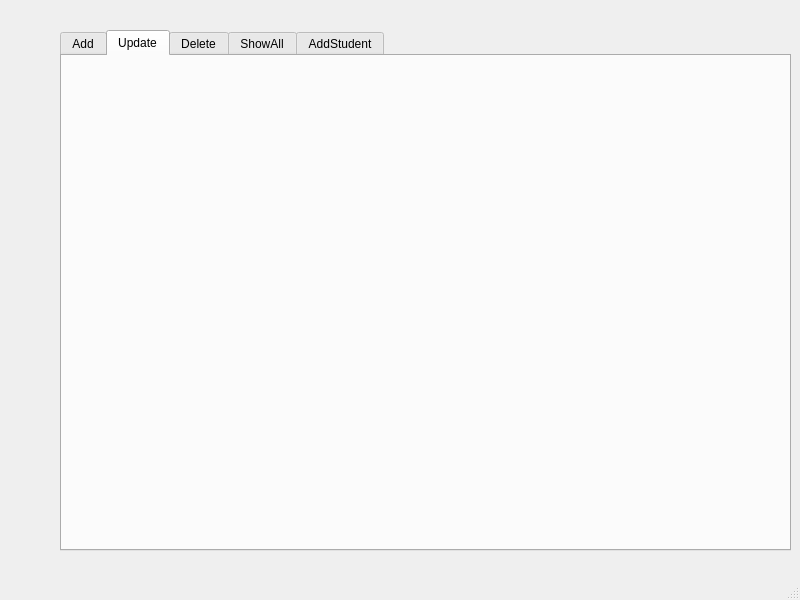
First picture: the form in app/view/HomeAmin.ui, repository huynhngoanhthai/python_project, before the edit.
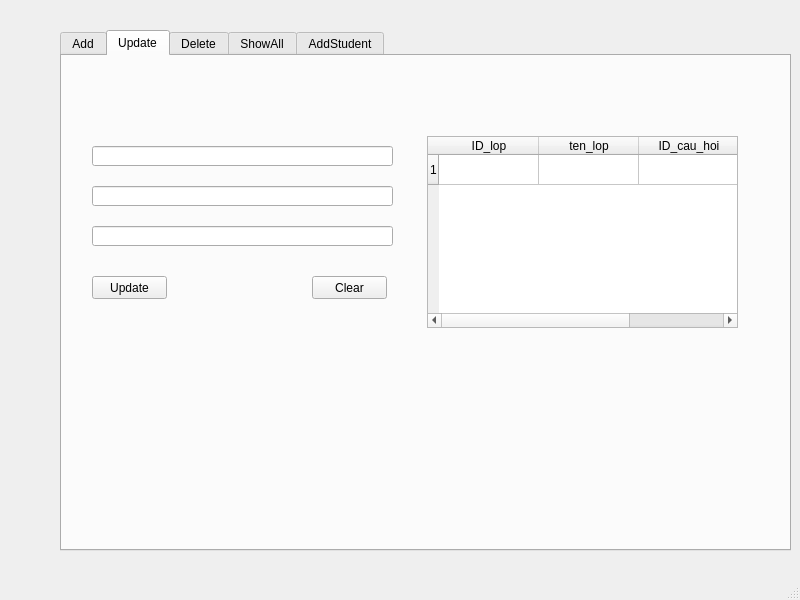
Second picture: the form after the edit. The open tabs and pages were chosen to show the change.

Patch:
```diff
--- a/app/view/HomeAmin.ui
+++ b/app/view/HomeAmin.ui
@@ -23,6 +23,12 @@
       <height>521</height>
      </rect>
     </property>
+    <property name="tabPosition">
+     <enum>QTabWidget::North</enum>
+    </property>
+    <property name="tabShape">
+     <enum>QTabWidget::Rounded</enum>
+    </property>
     <property name="currentIndex">
      <number>0</number>
     </property>
@@ -100,6 +106,95 @@
      <attribute name="title">
       <string>Update</string>
      </attribute>
+     <widget class="QPushButton" name="UpdateClass">
+      <property name="geometry">
+       <rect>
+        <x>30</x>
+        <y>220</y>
+        <width>75</width>
+        <height>23</height>
+       </rect>
+      </property>
+      <property name="text">
+       <string>Update</string>
+      </property>
+     </widget>
+     <widget class="QPushButton" name="Clear_update">
+      <property name="geometry">
+       <rect>
+        <x>250</x>
+        <y>220</y>
+        <width>75</width>
+        <height>23</height>
+       </rect>
+      </property>
+      <property name="text">
+       <string>Clear</string>
+      </property>
+     </widget>
+     <widget class="QTableWidget" name="Suggest">
+      <property name="geometry">
+       <rect>
+        <x>365</x>
+        <y>80</y>
+        <width>311</width>
+        <height>192</height>
+       </rect>
+      </property>
+      <property name="layoutDirection">
+       <enum>Qt::LeftToRight</enum>
+      </property>
+      <row>
+       <property name="text">
+        <string>1</string>
+       </property>
+      </row>
+      <column>
+       <property name="text">
+        <string>ID_lop</string>
+       </property>
+      </column>
+      <column>
+       <property name="text">
+        <string>ten_lop</string>
+       </property>
+      </column>
+      <column>
+       <property name="text">
+        <string>ID_cau_hoi</string>
+       </property>
+      </column>
+     </widget>
+     <widget class="QLineEdit" name="ID_lop_Update">
+      <property name="geometry">
+       <rect>
+        <x>30</x>
+        <y>90</y>
+        <width>301</width>
+        <height>20</height>
+       </rect>
+      </property>
+     </widget>
+     <widget class="QLineEdit" name="Ten_lop_update">
+      <property name="geometry">
+       <rect>
+        <x>30</x>
+        <y>130</y>
+        <width>301</width>
+        <height>20</height>
+       </rect>
+      </property>
+     </widget>
+     <widget class="QLineEdit" name="ID_cau_hoi_update">
+      <property name="geometry">
+       <rect>
+        <x>30</x>
+        <y>170</y>
+        <width>301</width>
+        <height>20</height>
+       </rect>
+      </property>
+     </widget>
     </widget>
     <widget class="QWidget" name="Delete">
      <attribute name="title">
```
Left out of the diff: 2 changed lines with no effect on the pictures.
